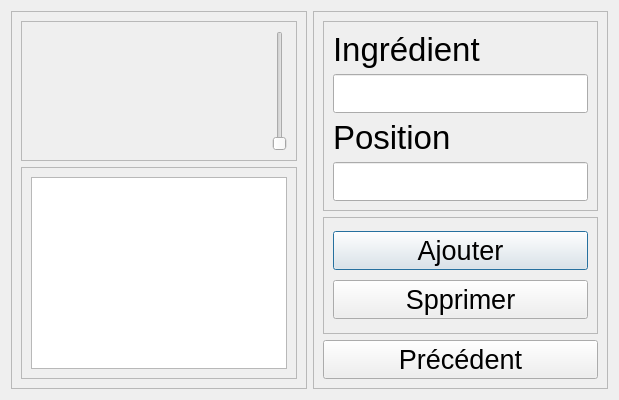
Before: the Qt Designer form Logiciel/pi_controller/HMI2/bouteilles.ui in emilerenaud/BartendUS-GROS4, drawn with Qt 5.
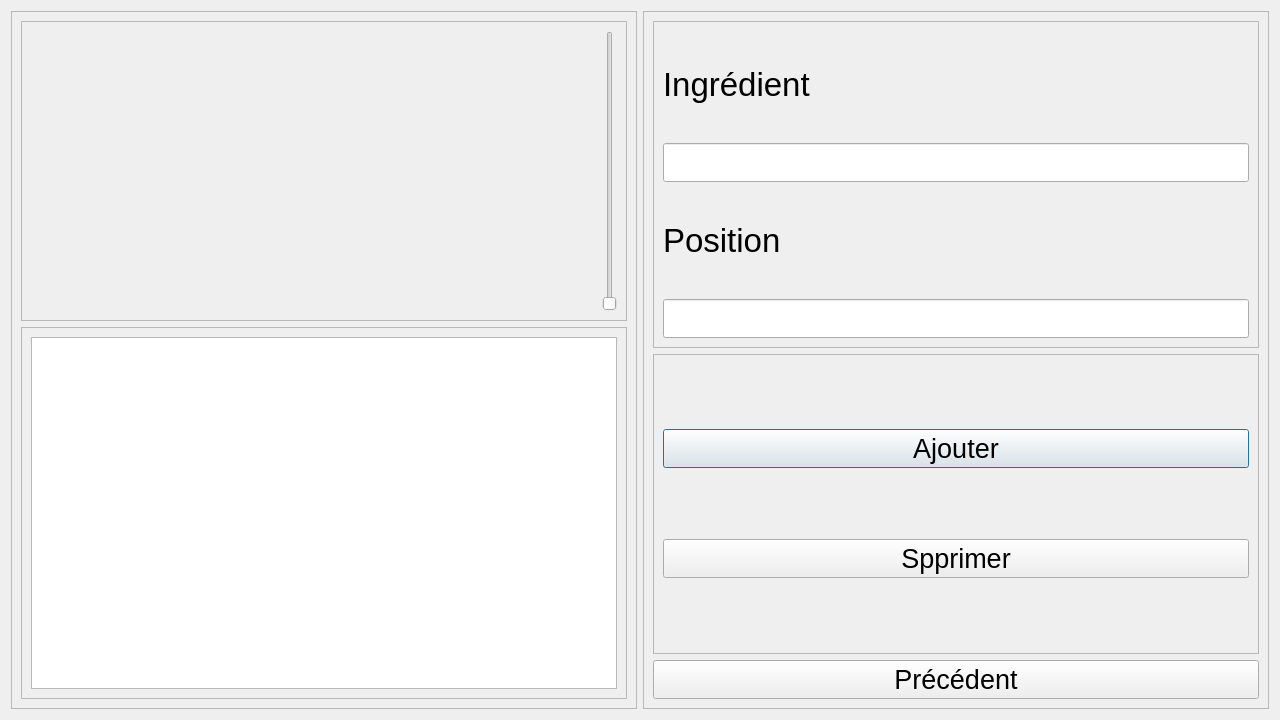
After: the same form once the commit is applied. Icons and pictures are not drawn.

Commit message: changement de taille des fenetres (1280 X 720)

Patch:
```diff
--- a/Logiciel/pi_controller/HMI2/bouteilles.ui
+++ b/Logiciel/pi_controller/HMI2/bouteilles.ui
@@ -6,10 +6,22 @@
    <rect>
     <x>0</x>
     <y>0</y>
-    <width>619</width>
-    <height>400</height>
+    <width>1280</width>
+    <height>720</height>
    </rect>
   </property>
+  <property name="minimumSize">
+   <size>
+    <width>1280</width>
+    <height>720</height>
+   </size>
+  </property>
+  <property name="maximumSize">
+   <size>
+    <width>1280</width>
+    <height>720</height>
+   </size>
+  </property>
   <property name="windowTitle">
    <string>Dialog</string>
   </property>
```
The commit also changes 3 other files.
